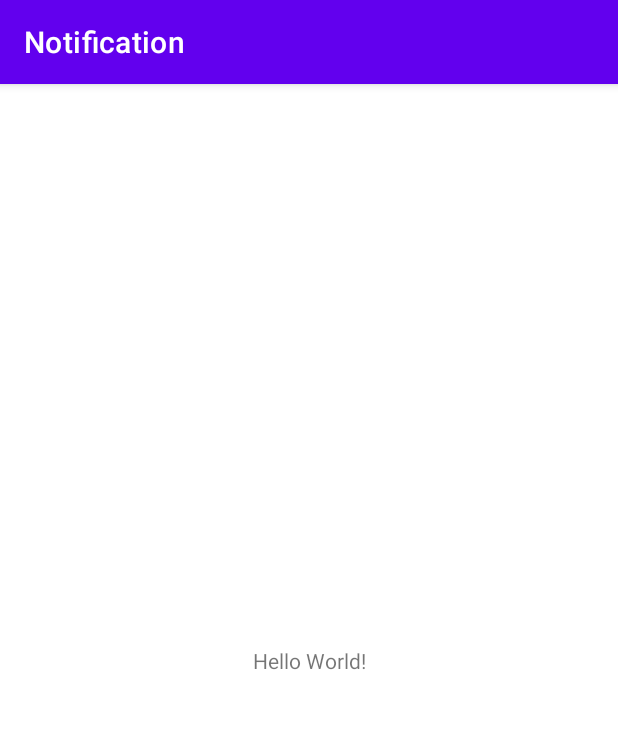
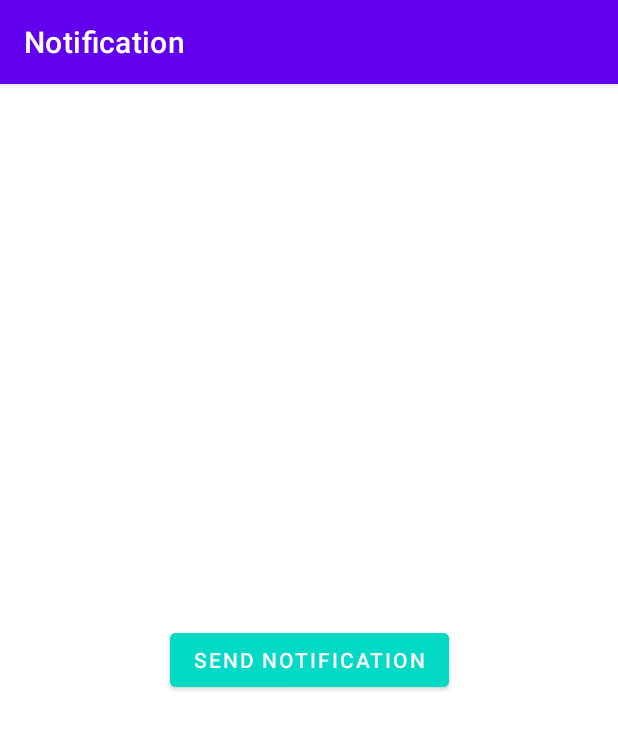
Before and after one commit to engamrdiab52/Notifications, an Android app: the screen it shows after launch (MainActivity), on a phone screen of 412 x 824 dp. Shown: the top 729 px of the screen. Run offline under Robolectric (Android 15) with nearby library versions, the phone set to English and light mode, and no system bars.

```diff
--- a/app/src/main/java/com/amrabdelhamiddiab/notification/MainActivity.kt
+++ b/app/src/main/java/com/amrabdelhamiddiab/notification/MainActivity.kt
@@ -1,11 +1,72 @@
 package com.amrabdelhamiddiab.notification
 
+import android.app.NotificationChannel
+import android.app.NotificationManager
+import android.app.PendingIntent
+import android.content.Context
+import android.content.Intent
+import android.graphics.Bitmap
+import android.graphics.BitmapFactory
+import android.os.Build
 import androidx.appcompat.app.AppCompatActivity
 import android.os.Bundle
+import android.widget.Button
+import androidx.core.app.NotificationCompat
+import androidx.core.app.NotificationManagerCompat
 
 class MainActivity : AppCompatActivity() {
+    private val CHANNEL_ID: String = "channel_id_example_01"
+    private val notificationId = 101
+    private lateinit var button: Button
     override fun onCreate(savedInstanceState: Bundle?) {
         super.onCreate(savedInstanceState)
         setContentView(R.layout.activity_main)
+        button = findViewById(R.id.button)
+        createNotificationChannel()
+        button.setOnClickListener {
+            sendNotification()
+        }
+    }
+
+    private fun createNotificationChannel() {
+        if (Build.VERSION.SDK_INT >= Build.VERSION_CODES.O) {
+            val name = "Notification Channel"
+            val descriptionText = "Notification Description"
+            val importance = NotificationManager.IMPORTANCE_DEFAULT
+            val channel: NotificationChannel =
+                NotificationChannel(CHANNEL_ID, name, importance).apply {
+                    description = descriptionText
+                }
+            val notificationManager: NotificationManager =
+                getSystemService(Context.NOTIFICATION_SERVICE) as NotificationManager
+            notificationManager.createNotificationChannel(channel)
+        }
+    }
+
+    private fun sendNotification() {
+        val intent = Intent(this, MainActivity::class.java).apply {
+            flags = Intent.FLAG_ACTIVITY_NEW_TASK or Intent.FLAG_ACTIVITY_CLEAR_TASK
+        }
+        val pendingIntent: PendingIntent = PendingIntent.getActivity(this, 0, intent, 0)
+        val bitmap: Bitmap = BitmapFactory.decodeResource(
+            applicationContext.resources,
+            R.drawable.ic_bag
+        )
+        val bitmapLargeIcon: Bitmap = BitmapFactory.decodeResource(
+            applicationContext.resources,
+            R.drawable.ic_bag
+        )
+
+        val builder = NotificationCompat.Builder(this, CHANNEL_ID)
+            .setSmallIcon(R.drawable.ic_launcher_foreground)
+            .setContentTitle("Example Title")
+            .setContentText("Example description")
+            .setLargeIcon(bitmapLargeIcon)
+            .setContentIntent(pendingIntent)
+            .setStyle(NotificationCompat.BigPictureStyle().bigPicture(bitmap))
+            .setPriority(NotificationCompat.PRIORITY_DEFAULT)
+        with(NotificationManagerCompat.from(this)) {
+            notify(notificationId, builder.build())
+        }
     }
 }
--- a/app/src/main/res/layout/activity_main.xml
+++ b/app/src/main/res/layout/activity_main.xml
@@ -6,10 +6,13 @@
     android:layout_height="match_parent"
     tools:context=".MainActivity">
 
-    <TextView
+    <Button
+        android:id="@+id/button"
+        android:backgroundTint="@color/teal_200"
+        android:textColor="@color/white"
         android:layout_width="wrap_content"
         android:layout_height="wrap_content"
-        android:text="Hello World!"
+        android:text="@string/send_notification"
         app:layout_constraintBottom_toBottomOf="parent"
         app:layout_constraintLeft_toLeftOf="parent"
         app:layout_constraintRight_toRightOf="parent"
--- a/app/src/main/res/values/strings.xml
+++ b/app/src/main/res/values/strings.xml
@@ -1,3 +1,4 @@
 <resources>
     <string name="app_name">Notification</string>
+    <string name="send_notification">Send notification</string>
 </resources>
```
Also changed, not shown: app/src/main/res/drawable-hdpi/ic_bag.png (added), app/src/main/res/drawable-mdpi/ic_bag.png (added), app/src/main/res/drawable-xhdpi/ic_bag.png (added), app/src/main/res/drawable-xxhdpi/ic_bag.png (added), app/src/main/res/drawable-xxxhdpi/ic_bag.png (added).
